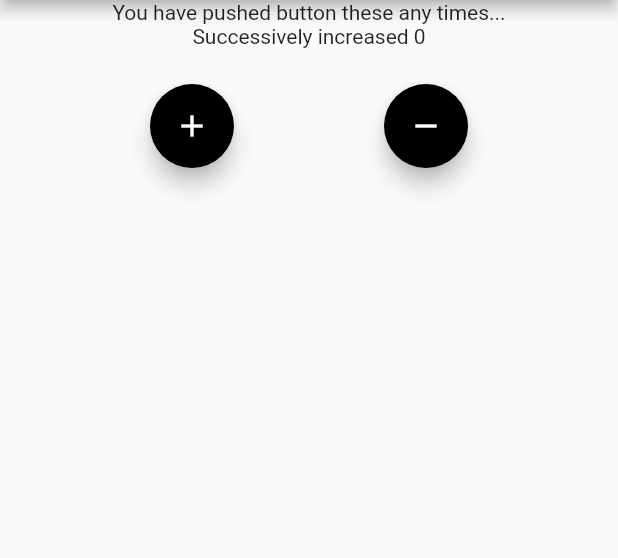
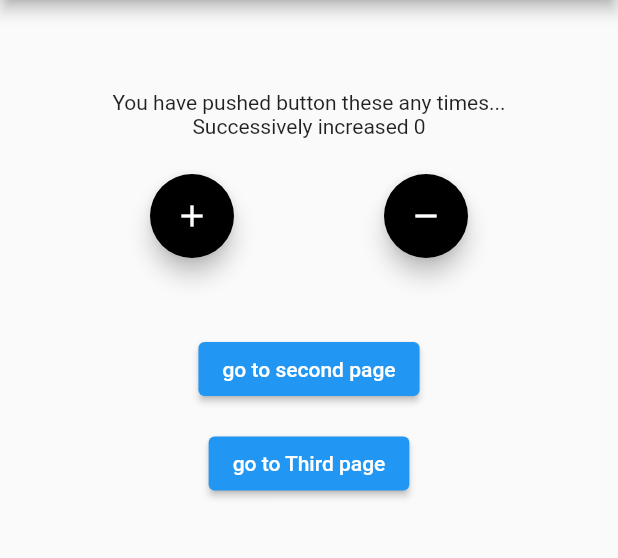
Before and after one commit to amrutapatil-1010/bloc_changes, a Flutter app: the screen it shows after launch, on a phone screen of 412 x 824 dp, the part 84-642 px from its top. Run offline on Flutter 3.47's test engine with Material 2 defaults, Android fonts, the phone set to English and light mode, and no system bars; our stand-ins replace bloc, equatable, flutter_bloc.

```diff
--- /dev/null
+++ b/lib/logic/routes.dart
@@ -0,0 +1,42 @@
+import 'package:flutter/material.dart';
+import 'package:flutter_application/bloc/counter_cubit_bloc.dart';
+import 'package:flutter_application/main.dart';
+import 'package:flutter_application/screens/second_screen.dart';
+import 'package:flutter_application/screens/third_screen.dart';
+import 'package:flutter_bloc/flutter_bloc.dart';
+
+class ApplicationRoutes {
+  final CounterCubitBloc _counterCubitBloc = CounterCubitBloc();
+
+  ///create onGenerateROute function
+  Route? onGeneratedRoute(RouteSettings routeSettings) {
+    switch (routeSettings.name) {
+      case '/':
+        return MaterialPageRoute(
+            builder: (_) => BlocProvider.value(
+                  value: _counterCubitBloc,
+                  child: const HomeScreen(),
+                ));
+        break;
+      case '/second':
+        return MaterialPageRoute(
+            builder: (_) => BlocProvider.value(
+                  value: _counterCubitBloc,
+                  child: const SecondScreen(title: "Welcome to second screen"),
+                ));
+        break;
+      case '/third':
+        return MaterialPageRoute(
+            builder: (_) => BlocProvider.value(
+                  value: _counterCubitBloc,
+                  child: const ThirdScreen(title: "Welcome to third screen"),
+                ));
+      default:
+        return null;
+    }
+  }
+
+  dispose() {
+    _counterCubitBloc.close();
+  }
+}
--- a/lib/main.dart
+++ b/lib/main.dart
@@ -2,18 +2,24 @@ import 'package:flutter/material.dart';
 import 'package:flutter_application/bloc/bloc_learning_bloc.dart';
 import 'package:flutter_application/bloc/counter_cubit_bloc.dart';
 import 'package:bloc/bloc.dart';
+import 'package:flutter_application/screens/second_screen.dart';
 import 'package:flutter_bloc/flutter_bloc.dart';
 
+import 'logic/routes.dart';
+
 main() {
-  CounterCubitState counter1 = const CounterCubitState(counter: 0);
-  CounterCubitState counter2 = const CounterCubitState(counter: 0);
-  print(counter1 == counter2);
   runApp(const MyApp());
 }
 
-class MyApp extends StatelessWidget {
+class MyApp extends StatefulWidget {
   const MyApp({Key? key}) : super(key: key);
 
+  @override
+  State<MyApp> createState() => _MyAppState();
+}
+
+class _MyAppState extends State<MyApp> {
+  final ApplicationRoutes _appRoutes = ApplicationRoutes();
   @override
   Widget build(BuildContext context) {
     return BlocProvider(
@@ -24,9 +30,17 @@ class MyApp extends StatelessWidget {
             primarySwatch: Colors.blue,
             visualDensity: VisualDensity.adaptivePlatformDensity,
           ),
-        home: const HomeScreen(),
+          onGenerateRoute: _appRoutes.onGeneratedRoute
+          // home: BlocProvider<CounterCubitBloc>(
+          //     create: (context) => CounterCubitBloc(), child: const HomeScreen()),
           ),
     );
+  }
+
+  @override
+  void dispose() {
+    _appRoutes.dispose();
+    super.dispose();
   }
 }
 
@@ -68,6 +82,7 @@ class _HomeScreenState extends State<HomeScreen> {
 
           Column(
         children: [
+          const SizedBox(height: 60),
           const Text("You have pushed button these any times..."),
           //Bloc Consumer - Combination of blocBuilder and blocListener
           BlocConsumer<CounterCubitBloc, CounterCubitState>(
@@ -80,8 +95,7 @@ class _HomeScreenState extends State<HomeScreen> {
             if (state.isIncremented!) {
               ScaffoldMessenger.of(context).showSnackBar(
                 SnackBar(
-                    content:
-                        Text("the count is incremented to ${state.counter}"),
+                  content: Text("the count is incremented to ${state.counter}"),
                   duration: const Duration(milliseconds: 1000),
                 ),
               );
@@ -102,6 +116,7 @@ class _HomeScreenState extends State<HomeScreen> {
             mainAxisAlignment: MainAxisAlignment.spaceEvenly,
             children: [
               FloatingActionButton(
+                heroTag: null,
                 onPressed: () {
                   BlocProvider.of<CounterCubitBloc>(context).increment();
                 },
@@ -110,6 +125,7 @@ class _HomeScreenState extends State<HomeScreen> {
                 child: const Icon(Icons.add),
               ),
               FloatingActionButton(
+                heroTag: null,
                 tooltip: "decrement",
                 backgroundColor: Colors.black,
                 onPressed: () {
@@ -118,8 +134,38 @@ class _HomeScreenState extends State<HomeScreen> {
                 child: const Icon(Icons.remove),
               )
             ],
-            )
+          ),
+          const SizedBox(height: 50),
+          ElevatedButton(
+              onPressed: () {
+                Navigator.of(context).pushNamed('/second');
+
+                ///Anonymous routing
+                // MaterialPageRoute(
+                //   // builder: (_) => BlocProvider.value(
+                //   //       value: BlocProvider.of<CounterCubitBloc>(context),
+                //   //       child: const SecondScreen(
+                //   //         title: "Welcome to second screen",
+                //   //       ),
+                //   //     ))
+                //       );
+              },
+              child: const Text("go to second page")),
+          const SizedBox(height: 15),
+          ElevatedButton(
+              onPressed: () {
+                Navigator.of(context).pushNamed('/third');
+                // Navigator.of(context).push(MaterialPageRoute(
+                //     builder: (_) => BlocProvider.value(
+                //           value: BlocProvider.of<CounterCubitBloc>(context),
+                //           child: const SecondScreen(
+                //             title: "Welcome to Third screen",
+                //           ),
+                //         )));
+              },
+              child: const Text("go to Third page"))
         ],
-        ));
+      ),
+    );
   }
 }
```
Also changed, not shown: bloc_communication/bloc_communicatiom/analysis_options.yaml (added, +29 -0 lines), bloc_communication/bloc_communicatiom/lib/main.dart (added, +125 -0 lines), bloc_communication/bloc_communicatiom/pubspec.yaml (added, +90 -0 lines), lib/screens/second_screen.dart (added, +88 -0 lines), lib/screens/third_screen.dart (added, +86 -0 lines), bloc_communication/bloc_communicatiom/pubspec.lock (added), 124 other files. Lines whose indentation alone changed are shown as unchanged.
